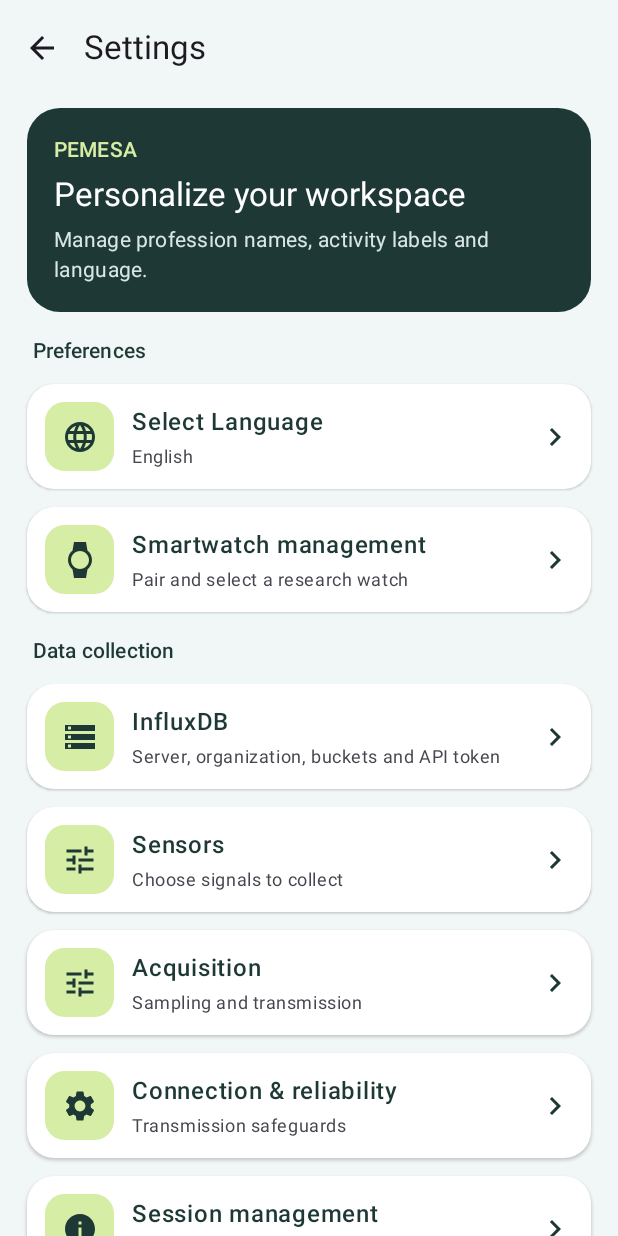
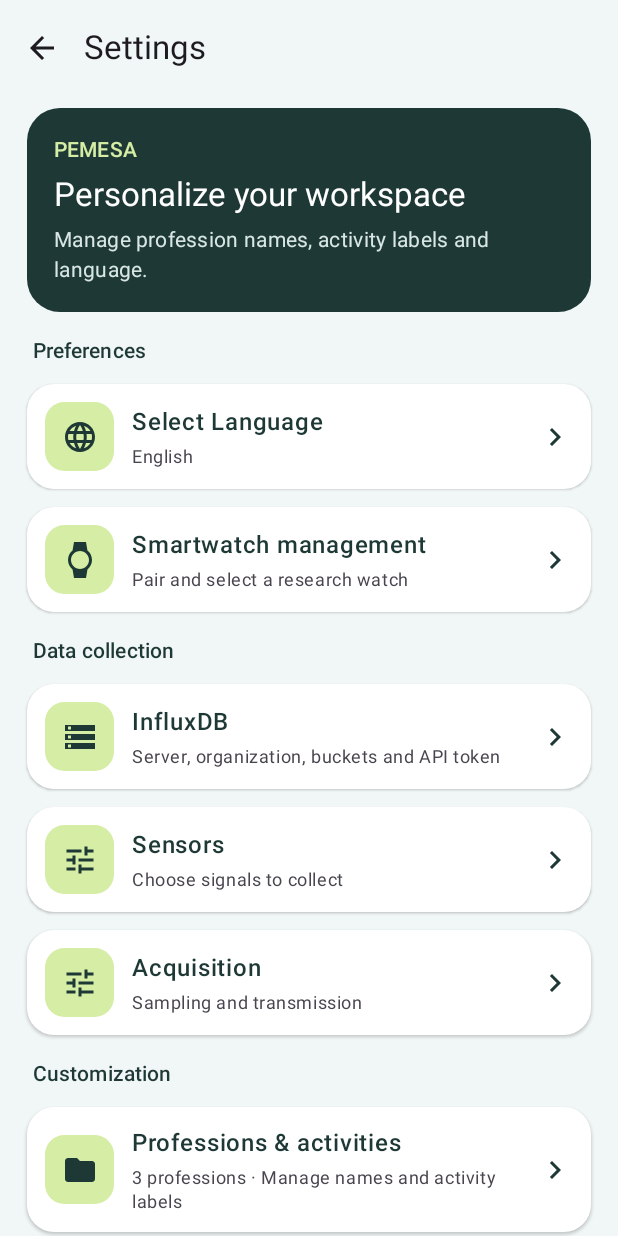
Before and after one commit to djalal2000/Appmobile, an Android app built with Jetpack Compose: the composable SettingsScreen called with empty values, on a phone screen of 412 x 824 dp. Run offline under Robolectric (Android 15) with nearby library versions, the phone set to English and light mode, and no system bars.

Commit message:
Simplify Settings by removing reliability, study and backup pages

```diff
--- a/app/src/main/java/com/bharathvishal/messagecommunicationusingwearabledatalayer/CollectionPreferences.kt
+++ b/app/src/main/java/com/bharathvishal/messagecommunicationusingwearabledatalayer/CollectionPreferences.kt
@@ -92,8 +92,6 @@ internal class CollectionPreferences(context: Context) {
         require(validAcquisition(hz, interval))
         val result = JSONObject().put("session", session).put("sensors", JSONArray(sensors.toList()))
             .put("hz", hz).put("interval", interval)
-            .put("study", JSONObject().put("project", project).put("experiment", experiment)
-                .put("site", site).put("protocol", protocol))
         if (custom) result.put("server", JSONObject().put("url", url).put("org", organization)
             .put("activity", activity).put("wearable", wearable).put("token", decrypt()))
         return result
--- a/app/src/main/java/com/bharathvishal/messagecommunicationusingwearabledatalayer/SettingsScreen.kt
+++ b/app/src/main/java/com/bharathvishal/messagecommunicationusingwearabledatalayer/SettingsScreen.kt
@@ -78,7 +78,11 @@ internal fun SettingsScreen(language: String, onBack: () -> Unit, onLanguageClic
         }
     }
     BackHandler(onBack = ::goBack)
-    val code = selectedCode
+    // Old saved navigation state may point to a page removed in this version.
+    val code = selectedCode?.takeUnless { it in setOf("reliability", "study", "backup") }
+    LaunchedEffect(selectedCode) {
+        if (selectedCode != code) selectedCode = code
+    }
     val title = when (code) {
         null -> tr("Settings")
         "watches" -> ui("Smartwatch management", "Gestion des montres")
@@ -86,11 +90,8 @@ internal fun SettingsScreen(language: String, onBack: () -> Unit, onLanguageClic
         "sensors" -> ui("Sensors", "Capteurs")
         "professions" -> ui("Professions & activities", "Métiers et activités")
         "acquisition" -> ui("Acquisition", "Acquisition")
-        "reliability" -> ui("Connection & reliability", "Connexion et fiabilité")
-        "study" -> ui("Session management", "Gestion des sessions")
         "alerts" -> ui("Notifications", "Notifications")
         "diagnostics" -> "Diagnostics"
-        "backup" -> ui("Backup & restore", "Sauvegarde et restauration")
         else -> name(code)
     }
 
@@ -139,10 +140,6 @@ internal fun SettingsScreen(language: String, onBack: () -> Unit, onLanguageClic
                         icon = Icons.Filled.Tune, onClick = { selectedCode = "sensors" })
                     SettingsRow(title = ui("Acquisition", "Acquisition"), subtitle = ui("Sampling and transmission", "Fréquence et transmission"),
                         icon = Icons.Filled.Tune, onClick = { selectedCode = "acquisition" })
-                    SettingsRow(title = ui("Connection & reliability", "Connexion et fiabilité"), subtitle = ui("Transmission safeguards", "Protections des transmissions"),
-                        icon = Icons.Filled.Settings, onClick = { selectedCode = "reliability" })
-                    SettingsRow(title = ui("Session management", "Gestion des sessions"), subtitle = ui("Study metadata", "Métadonnées de recherche"),
-                        icon = Icons.Filled.Info, onClick = { selectedCode = "study" })
                     SectionHeading(ui("Customization", "Personnalisation"))
                     SettingsRow(
                         title = ui("Professions & activities", "Métiers et activités"),
@@ -154,8 +151,6 @@ internal fun SettingsScreen(language: String, onBack: () -> Unit, onLanguageClic
                         icon = Icons.Filled.Notifications, onClick = { selectedCode = "alerts" })
                     SettingsRow(title = "Diagnostics", subtitle = ui("Test and troubleshoot", "Tester et résoudre les problèmes"),
                         icon = Icons.Filled.Build, onClick = { selectedCode = "diagnostics" })
-                    SettingsRow(title = ui("Backup & restore", "Sauvegarde et restauration"), subtitle = ui("Export or import collection settings", "Exporter ou importer les réglages de collecte"),
-                        icon = Icons.Filled.Folder, onClick = { selectedCode = "backup" })
                 } else if (code == "professions") {
                     SectionHeading(ui("Choose a profession", "Choisir un métier"))
                     professions.forEach { option ->
@@ -178,7 +173,7 @@ internal fun SettingsScreen(language: String, onBack: () -> Unit, onLanguageClic
                     SensorSettings(language)
                 } else if (code == "diagnostics") {
                     DiagnosticsSettings(language, onNavigate = { selectedCode = it })
-                } else if (code in setOf("acquisition", "reliability", "study", "alerts", "backup")) {
+                } else if (code in setOf("acquisition", "alerts")) {
                     AdvancedSettings(requireNotNull(code), language)
                 } else {
                     SectionHeading(ui("Profession name", "Nom du métier"))
```
Also changed, not shown: app/src/main/java/com/bharathvishal/messagecommunicationusingwearabledatalayer/AdvancedSettings.kt (+0 -73 lines).
